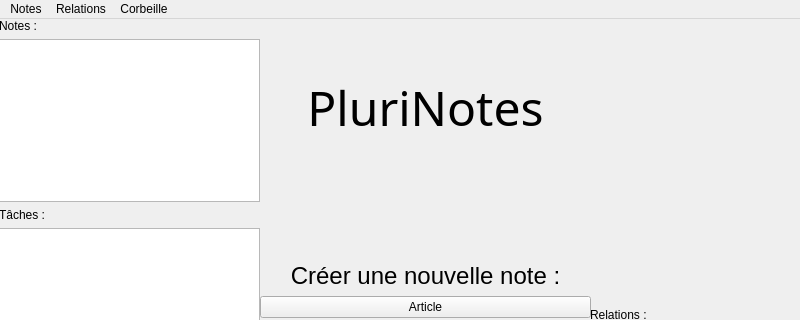
Loickwpj/LO21_project, file PluriNote/mainwindow.ui: the form before one commit; both pictures show x 0 to 800 and y 0 to 320 of the 800 by 600 pixel window.
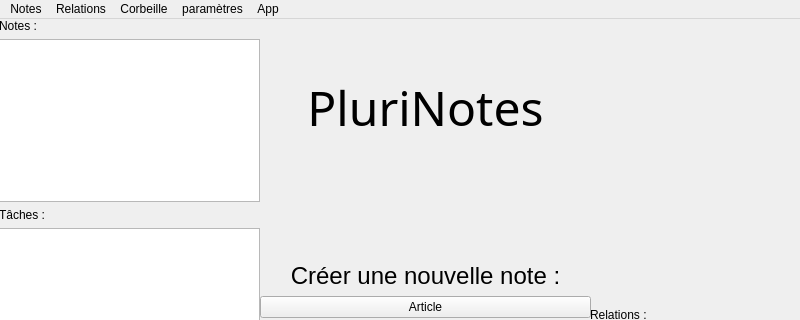
The form after the commit.

```diff
--- a/PluriNote/mainwindow.ui
+++ b/PluriNote/mainwindow.ui
@@ -252,9 +252,23 @@
     </property>
     <addaction name="actionafficher"/>
    </widget>
+   <widget class="QMenu" name="menuparam_tres">
+    <property name="title">
+     <string>paramètres</string>
+    </property>
+    <addaction name="actioncorbeille"/>
+   </widget>
+   <widget class="QMenu" name="menuApp">
+    <property name="title">
+     <string>App</string>
+    </property>
+    <addaction name="actionclose"/>
+   </widget>
    <addaction name="menuNote"/>
    <addaction name="menuRelations"/>
    <addaction name="menuCorbeille"/>
+   <addaction name="menuparam_tres"/>
+   <addaction name="menuApp"/>
   </widget>
   <widget class="QStatusBar" name="statusbar"/>
   <action name="actionNote">
```
Left out of the diff: 15 changed lines with no effect on the pictures.
